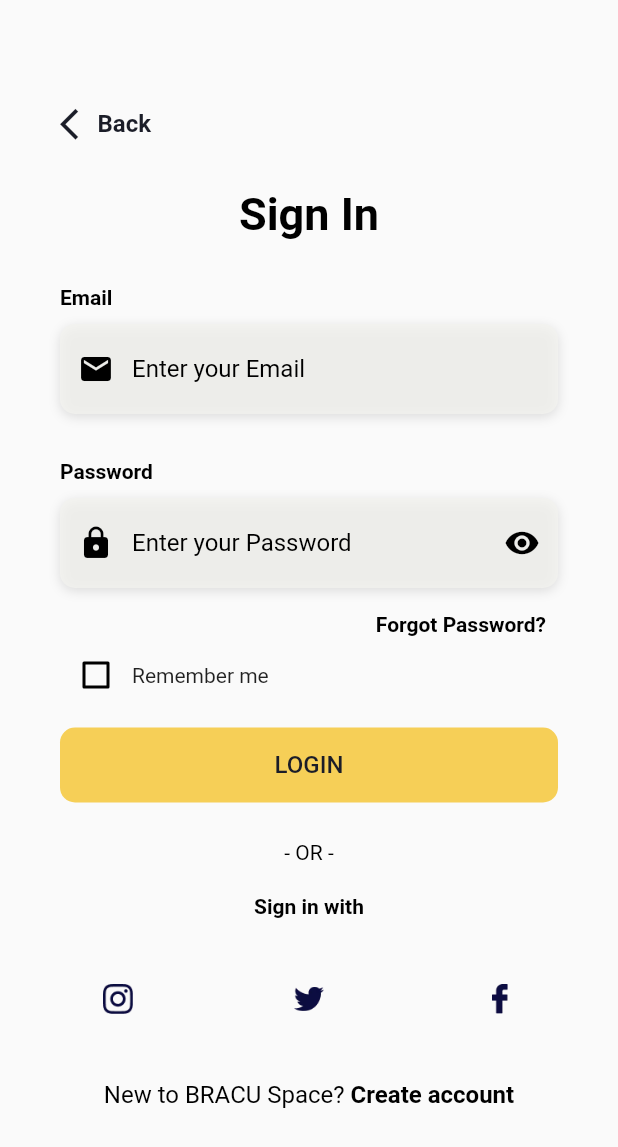
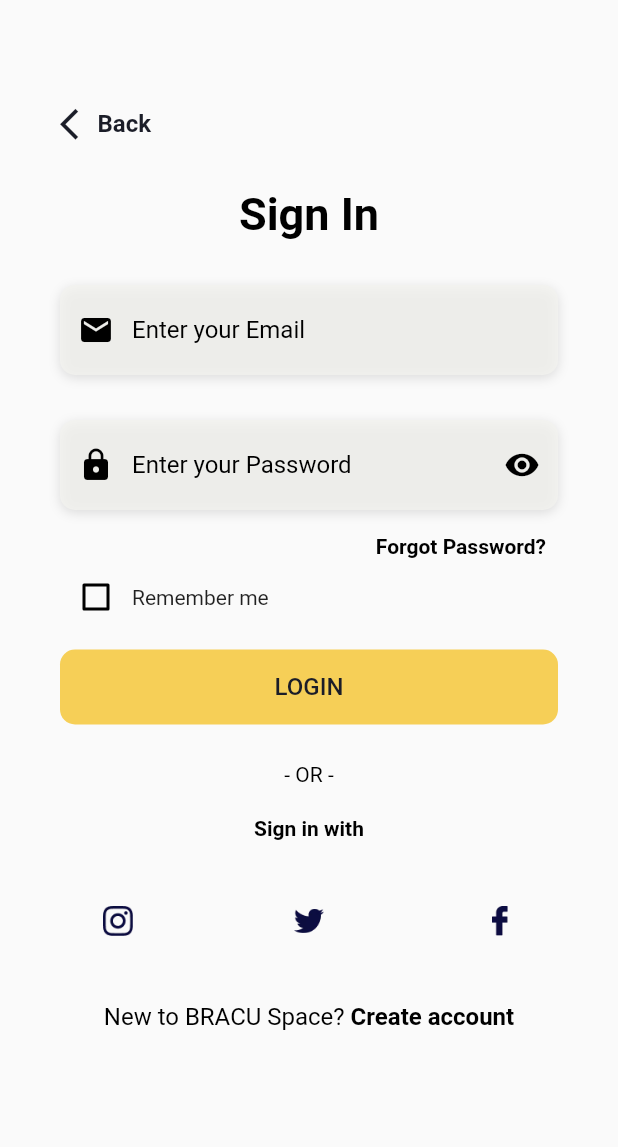
Before and after one commit to tanviranindo/bracuspace_flutter, a Flutter app: the LoginScreen screen opened directly, on a phone screen of 412 x 824 dp. Shown: the top 1147 px of the screen. Run offline on Flutter 3.47's test engine with Material 2 defaults, Android fonts, the phone set to English and light mode, and no system bars; our stand-ins replace file_picker, firebase_auth, firebase_core, firebase_storage, fl_chart, flutter_switch and 1 more; accounts and stored records are empty; generated files the repository leaves out were written again.

Commit message:
Release Candidate

```diff
--- a/lib/views/screens/home_screen.dart
+++ b/lib/views/screens/home_screen.dart
@@ -117,7 +117,7 @@ class HomeScreenState extends State<HomeScreen> {
             Expanded(
               child: Center(
                 child: GridView.builder(
-                  itemCount: 2,
+                  itemCount: 4,
                   padding: const EdgeInsets.symmetric(vertical: 20.0),
                   gridDelegate: const SliverGridDelegateWithFixedCrossAxisCount(
                     crossAxisCount: 1,
--- a/lib/views/screens/login_screen.dart
+++ b/lib/views/screens/login_screen.dart
@@ -73,8 +73,6 @@ class LoginScreenState extends State<LoginScreen> {
     return Column(
       crossAxisAlignment: CrossAxisAlignment.start,
       children: <Widget>[
-        const Text('Email', style: kLabelStyle),
-        const SizedBox(height: 10.0),
         Container(
           alignment: Alignment.centerLeft,
           decoration: kBoxDecorationStyle,
@@ -101,8 +99,6 @@ class LoginScreenState extends State<LoginScreen> {
     return Column(
       crossAxisAlignment: CrossAxisAlignment.start,
       children: <Widget>[
-        const Text('Password', style: kLabelStyle),
-        const SizedBox(height: 10.0),
         Container(
           alignment: Alignment.centerLeft,
           decoration: kBoxDecorationStyle,
--- a/lib/views/screens/storage_screen.dart
+++ b/lib/views/screens/storage_screen.dart
@@ -20,7 +20,7 @@ class _StorageDetailScreenState extends State<StorageDetailScreen> {
   Widget build(BuildContext context) {
     return Scaffold(
       appBar: AppBar(
-        title: const Text('Storage Details'),
+        title: const Text('Storage'),
         elevation: 0.0,
         foregroundColor: kSecondary,
         backgroundColor: themeData.scaffoldBackgroundColor,
--- a/pubspec.yaml
+++ b/pubspec.yaml
@@ -26,6 +26,7 @@ dependencies:
   path_provider: ^2.0.10
   http: ^0.13.4
   firebase_storage: ^10.2.16
+  flutter_launcher_icons: ^0.9.2
 
 dev_dependencies:
   flutter_lints: ^2.0.1
@@ -38,3 +39,8 @@ flutter:
     - assets/images/
     - assets/fonts/
     - assets/icons/
+
+flutter_icons:
+    android: true
+    ios: true
+    image_path: "assets/icons/favicon.svg"
```
Also changed, not shown: pubspec.lock, 7 other files.
